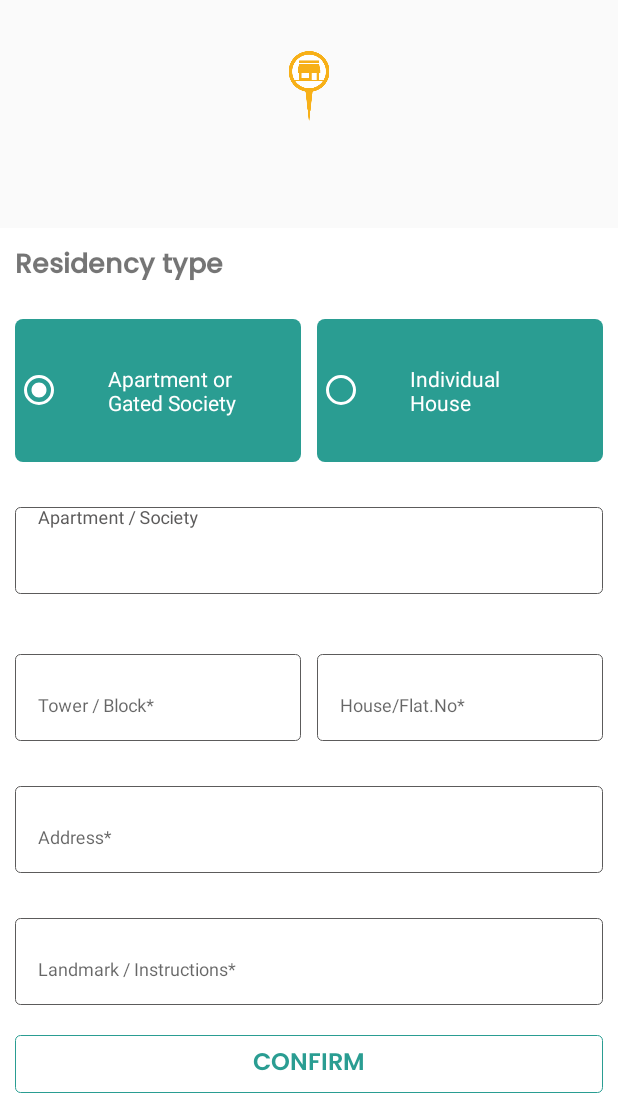
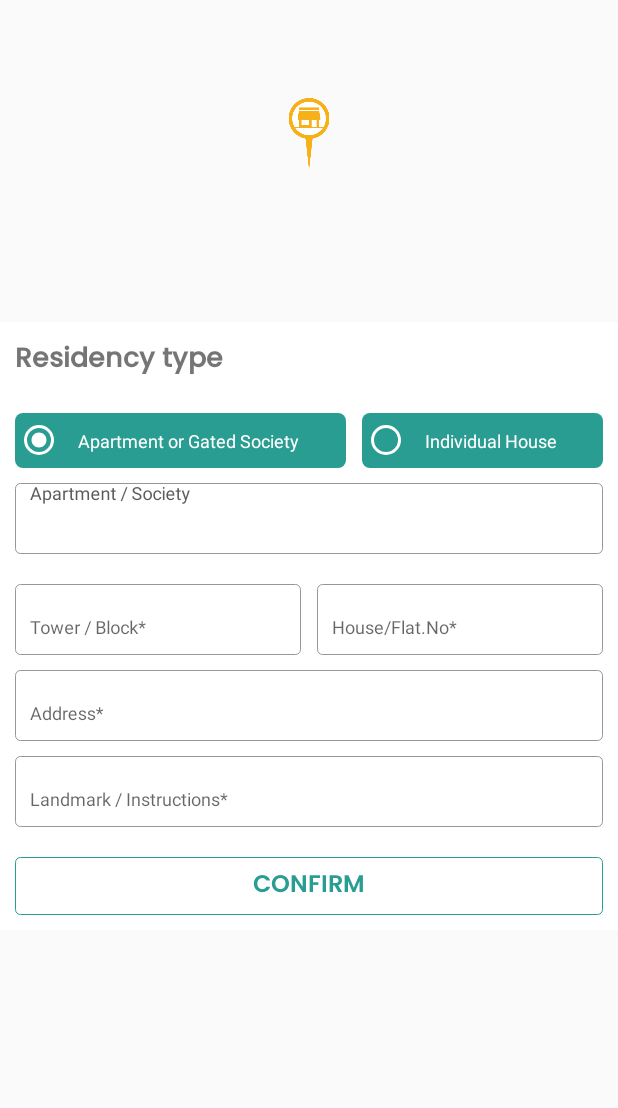
Before and after one commit to kirubarajm/Dailylocally-Android, an Android app: the AddressNewActivity screen opened directly, with no data from a screen before it, on a phone screen of 412 x 824 dp, the part 128-1236 px from its top. Run offline under Robolectric (Android 15) with nearby library versions, the phone set to English and light mode, and no system bars; our stand-ins replace Dagger/Hilt's generated code, RxJava, Volley, data binding.

Commit message:
Address update completed

```diff
--- a/app/src/main/java/com/dailylocally/ui/address/addAddress/AddressNewNavigator.java
+++ b/app/src/main/java/com/dailylocally/ui/address/addAddress/AddressNewNavigator.java
@@ -17,6 +17,8 @@
 package com.dailylocally.ui.address.addAddress;
 
 
+import com.dailylocally.ui.address.googleAddress.UserAddressResponse;
+
 public interface AddressNewNavigator {
 
     void handleError(Throwable throwable);
@@ -27,5 +29,9 @@ public interface AddressNewNavigator {
 
     void confirmClick();
 
+    void getAddressSuccess(UserAddressResponse.Result result);
+
+    void getAddressFailure();
+
 
 }
--- a/app/src/main/java/com/dailylocally/ui/address/saveAddress/SaveAddressRequest.java
+++ b/app/src/main/java/com/dailylocally/ui/address/saveAddress/SaveAddressRequest.java
@@ -47,12 +47,15 @@ public class SaveAddressRequest {
     @SerializedName("apartment_name")
     @Expose
     public String apartmentName;
+    @SerializedName("aid")
+    @Expose
+    public String aid;
 
 
     public SaveAddressRequest(String userid, String addressType, String googleAddress,
                               String completeAddress, String flatHouseNo, String plotHouseNo, String city,
                               String pincode, String lat, String lon, String landmark, String floor,
-                              String blockName, String apartmentName) {
+                              String blockName, String apartmentName,String aid) {
         this.userid = userid;
         this.addressType = addressType;
         this.googleAddress = googleAddress;
@@ -67,5 +70,6 @@ public class SaveAddressRequest {
         this.floor = floor;
         this.blockName = blockName;
         this.apartmentName = apartmentName;
+        this.aid = aid;
     }
 }
--- a/app/src/main/res/drawable/bck_editext.xml
+++ b/app/src/main/res/drawable/bck_editext.xml
@@ -4,6 +4,6 @@
     <corners android:radius="3dp" />
     <stroke
         android:width="0.75dp"
-        android:color="@color/dark_gray"/>
+        android:color="@color/semi_gray"/>
 
 </shape>
--- a/app/src/main/res/layout/activity_address_new.xml
+++ b/app/src/main/res/layout/activity_address_new.xml
@@ -64,9 +64,9 @@
     </androidx.cardview.widget.CardView>
 
     <FrameLayout
+        android:id="@+id/frame"
         android:layout_width="match_parent"
-        android:layout_height="match_parent"
-        android:layout_above="@+id/address"
+        android:layout_height="250dp"
         android:layout_below="@+id/header">
 
         <fragment
@@ -93,10 +93,10 @@
     </FrameLayout>
 
     <ScrollView
+        android:layout_below="@+id/frame"
         android:id="@+id/address"
         android:layout_width="match_parent"
         android:layout_height="wrap_content"
-        android:layout_alignParentBottom="true"
         android:background="@color/white">
 
         <RelativeLayout
@@ -133,29 +133,33 @@
                     android:layout_height="wrap_content">
 
                         <RadioButton
+                            android:layout_weight="1"
                             android:layout_marginEnd="5dp"
-                        android:layout_weight="1"
                             android:id="@+id/radio_1"
+                            android:padding="10dp"
+                            android:textSize="12sp"
+                            android:layout_gravity="center_horizontal"
                             android:textColor="@color/white"
-                        android:padding="30dp"
                             android:buttonTint="@color/white"
                             android:onClick="@{()->addressNewViewModel.apartment()}"
                             android:background="@drawable/address_bck"
                             android:text="@string/apartment_or_gated_society"
-                        android:layout_width="match_parent"
+                            android:layout_width="wrap_content"
                             android:layout_height="wrap_content"/>
 
                         <RadioButton
+                            android:layout_weight="1"
                             android:id="@+id/radio_2"
+                            android:padding="10dp"
+                            android:textSize="12sp"
+                            android:layout_gravity="center_horizontal"
                             android:layout_marginStart="5dp"
-                        android:layout_weight="1"
                             android:textColor="@color/white"
-                        android:padding="30dp"
                             android:buttonTint="@color/white"
                             android:onClick="@{()->addressNewViewModel.individual()}"
                             android:background="@drawable/address_bck"
                             android:text="@string/individual_house"
-                        android:layout_width="match_parent"
+                            android:layout_width="wrap_content"
                             android:layout_height="wrap_content"/>
 
                 </RadioGroup>
@@ -176,7 +180,7 @@
 
                     <com.google.android.material.textfield.TextInputLayout
                         android:id="@+id/name_text_input"
-                        android:layout_marginTop="30dp"
+                        android:layout_marginTop="10dp"
                         android:background="@drawable/bck_editext"
                         android:layout_width="match_parent"
                         android:layout_height="wrap_content">
@@ -184,7 +188,7 @@
                         <com.google.android.material.textfield.TextInputEditText
                             android:id="@+id/edt_apartment_name"
                             android:textSize="12sp"
-                            android:padding="15dp"
+                            android:padding="10dp"
                             android:imeOptions="actionNext"
                             android:background="@color/transparent"
                             android:hint="@string/apartment_society"
@@ -195,7 +199,7 @@
 
                     <LinearLayout
                         android:orientation="horizontal"
-                        android:layout_marginTop="30dp"
+                        android:layout_marginTop="10dp"
                         android:layout_below="@+id/name_text_input"
                         android:weightSum="2"
                         android:layout_width="match_parent"
@@ -214,7 +218,7 @@
                                 android:id="@+id/edt_tower_block"
                                 android:textSize="12sp"
                                 android:imeOptions="actionNext"
-                                android:padding="15dp"
+                                android:padding="10dp"
                                 android:background="@color/transparent"
                                 android:hint="@string/tower_block"
                                 android:layout_width="match_parent"
@@ -225,7 +229,7 @@
                         <com.google.android.material.textfield.TextInputLayout
                             android:id="@+id/flatNo_text_input"
                             android:layout_weight="1"
-                            android:layout_marginLeft="5dp"
+                            android:layout_marginStart="5dp"
                             android:layout_marginTop="10dp"
                             android:background="@drawable/bck_editext"
                             android:layout_width="match_parent"
@@ -234,7 +238,7 @@
                             <com.google.android.material.textfield.TextInputEditText
                                 android:id="@+id/edt_flat_house_no"
                                 android:textSize="12sp"
-                                android:padding="15dp"
+                                android:padding="10dp"
                                 android:imeOptions="actionNext"
                                 android:background="@color/transparent"
                                 android:hint="@string/house_flat_no"
@@ -256,16 +260,15 @@
                     <LinearLayout
                         android:id="@+id/linear_house"
                         android:orientation="horizontal"
-                        android:layout_marginTop="30dp"
+                        android:layout_marginTop="10dp"
                         android:weightSum="2"
                         android:layout_width="match_parent"
                         android:layout_height="wrap_content">
 
                         <com.google.android.material.textfield.TextInputLayout
                             android:id="@+id/house_plot_no_text_input"
-                            android:layout_marginTop="10dp"
                             android:layout_weight="1"
-                            android:layout_marginRight="5dp"
+                            android:layout_marginEnd="5dp"
                             android:background="@drawable/bck_editext"
                             android:layout_width="match_parent"
                             android:layout_height="wrap_content">
@@ -273,7 +276,7 @@
                             <com.google.android.material.textfield.TextInputEditText
                                 android:id="@+id/edt_house_plot_no"
                                 android:textSize="12sp"
-                                android:padding="15dp"
+                                android:padding="10dp"
                                 android:imeOptions="actionNext"
                                 android:background="@color/transparent"
                                 android:hint="@string/house_no_plot_no"
@@ -285,8 +288,7 @@
                         <com.google.android.material.textfield.TextInputLayout
                             android:id="@+id/floor_text_input"
                             android:layout_weight="1"
-                            android:layout_marginLeft="5dp"
-                            android:layout_marginTop="10dp"
+                            android:layout_marginStart="5dp"
                             android:background="@drawable/bck_editext"
                             android:layout_width="match_parent"
                             android:layout_height="wrap_content">
@@ -294,7 +296,7 @@
                             <com.google.android.material.textfield.TextInputEditText
                                 android:id="@+id/edt_floor"
                                 android:textSize="12sp"
-                                android:padding="15dp"
+                                android:padding="10dp"
                                 android:imeOptions="actionNext"
                                 android:background="@color/transparent"
                                 android:hint="@string/floor"
@@ -311,7 +313,7 @@
 
             <com.google.android.material.textfield.TextInputLayout
                 android:id="@+id/address_text_input"
-                android:layout_marginTop="30dp"
+                android:layout_marginTop="10dp"
                 android:layout_below="@+id/rel_combine_address"
                 android:background="@drawable/bck_editext"
                 android:layout_width="match_parent"
@@ -320,7 +322,7 @@
                 <com.google.android.material.textfield.TextInputEditText
                     android:id="@+id/edt_address"
                     android:textSize="12sp"
-                    android:padding="15dp"
+                    android:padding="10dp"
                     android:imeOptions="actionNext"
                     android:background="@color/transparent"
                     android:hint="@string/address"
@@ -331,7 +333,7 @@
 
             <com.google.android.material.textfield.TextInputLayout
                 android:id="@+id/landmark_text_input"
-                android:layout_marginTop="30dp"
+                android:layout_marginTop="10dp"
                 android:layout_below="@+id/address_text_input"
                 android:background="@drawable/bck_editext"
                 android:layout_width="match_parent"
@@ -340,7 +342,7 @@
                 <com.google.android.material.textfield.TextInputEditText
                     android:id="@+id/edt_landmark"
                     android:textSize="12sp"
-                    android:padding="15dp"
+                    android:padding="10dp"
                     android:imeOptions="actionDone"
                     android:background="@color/transparent"
                     android:hint="@string/landmark_instructions"
```
Also changed, not shown: app/src/main/java/com/dailylocally/ui/address/addAddress/AddressNewActivity.java (+39 -5 lines), app/src/main/java/com/dailylocally/ui/address/addAddress/AddressNewViewModel.java (+62 -0 lines), app/src/main/java/com/dailylocally/ui/address/googleAddress/GoogleAddressActivity.java (+7 -5 lines), app/src/main/java/com/dailylocally/ui/address/saveAddress/SaveAddressActivity.java (+6 -8 lines), app/src/main/java/com/dailylocally/ui/address/saveAddress/SaveAddressViewModel.java (+14 -14 lines). Lines whose indentation alone changed are shown as unchanged.
